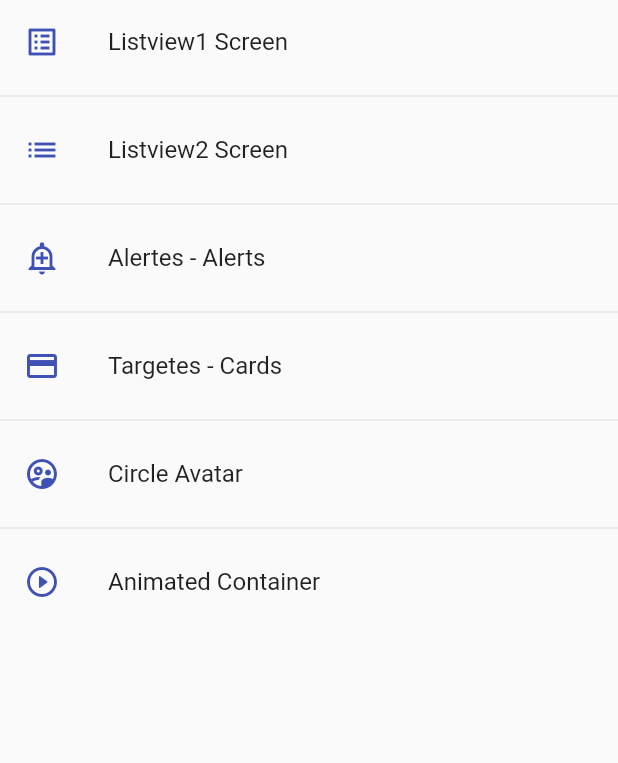
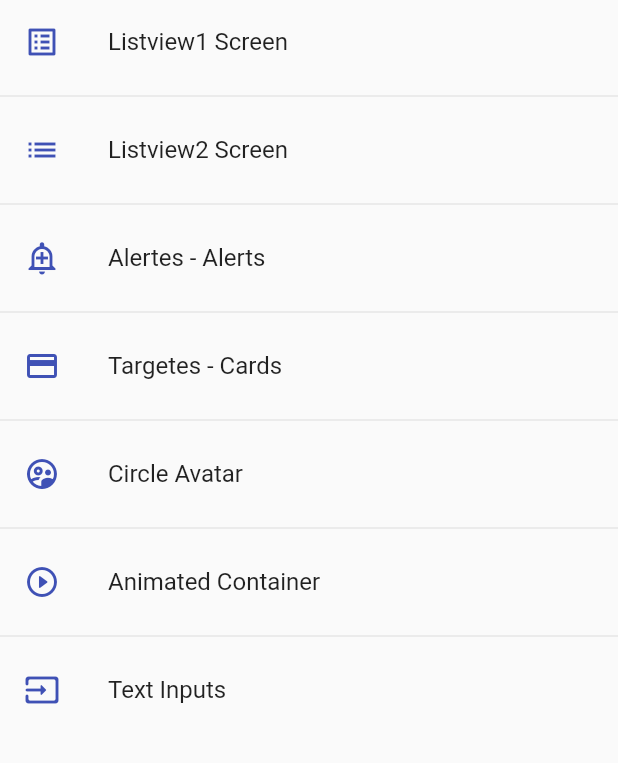
Before and after one commit to sitnesTIC/flutter_applications, a Flutter app: the screen it shows after launch, on a phone screen of 412 x 824 dp, the part 84-847 px from its top. Run offline on Flutter 3.47's test engine with Material 2 defaults, Android fonts, the phone set to English and light mode, and no system bars.

Commit message:
TextFormFields

```diff
--- a/lib/router/app_routes.dart
+++ b/lib/router/app_routes.dart
@@ -42,6 +42,11 @@
         name: 'Animated Container',
         screen: const AnimatedScreen(),
         icon: Icons.play_circle_outline_rounded),
+    MenuOption(
+        route: 'inputs',
+        name: 'Text Inputs',
+        screen: const InputsScreen(),
+        icon: Icons.input_rounded),
   ];
 
   static Map<String, Widget Function(BuildContext)> getAppRoutes() {
--- a/lib/screens/screens.dart
+++ b/lib/screens/screens.dart
@@ -1,8 +1,9 @@
 export 'package:flutter_applications/screens/alert_screen.dart';
 export 'package:flutter_applications/screens/alert_screen.dart';
+export 'package:flutter_applications/screens/animated_screen.dart';
 export 'package:flutter_applications/screens/avatar_screen.dart';
 export 'package:flutter_applications/screens/card_screen.dart';
 export 'package:flutter_applications/screens/home_screen.dart';
+export 'package:flutter_applications/screens/inputs_screen.dart';
 export 'package:flutter_applications/screens/listview1_screen.dart';
 export 'package:flutter_applications/screens/listview2_screen.dart';
-export 'package:flutter_applications/screens/animated_screen.dart';
```
Also changed, not shown: lib/screens/inputs_screen.dart (added, +31 -0 lines).
